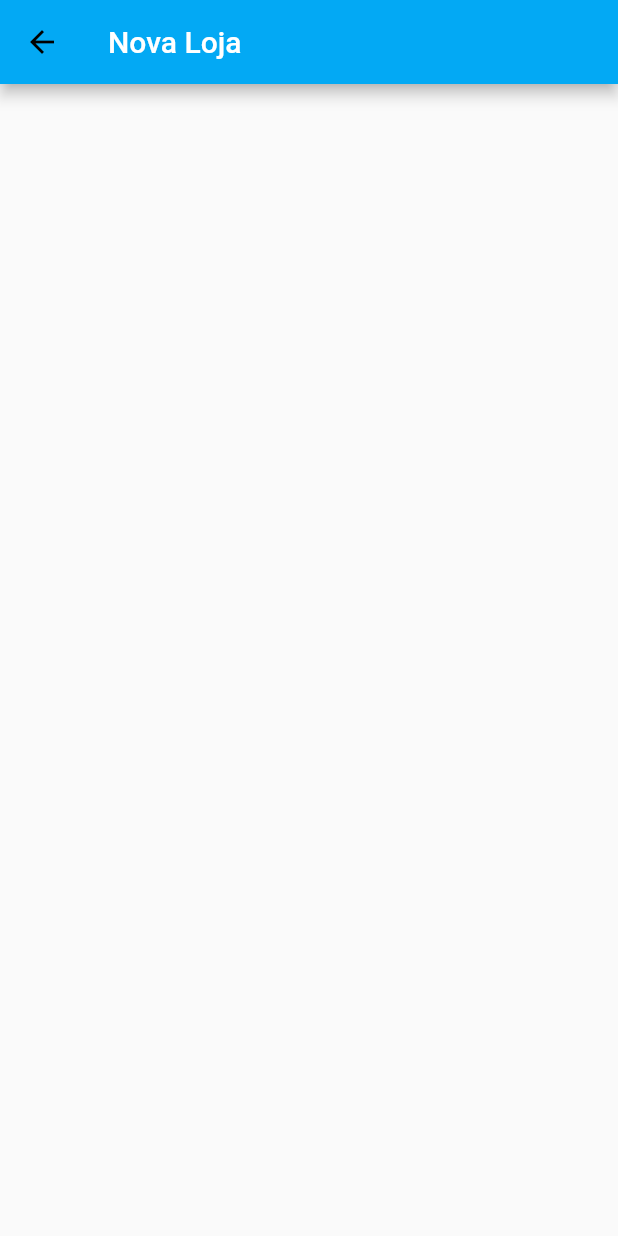
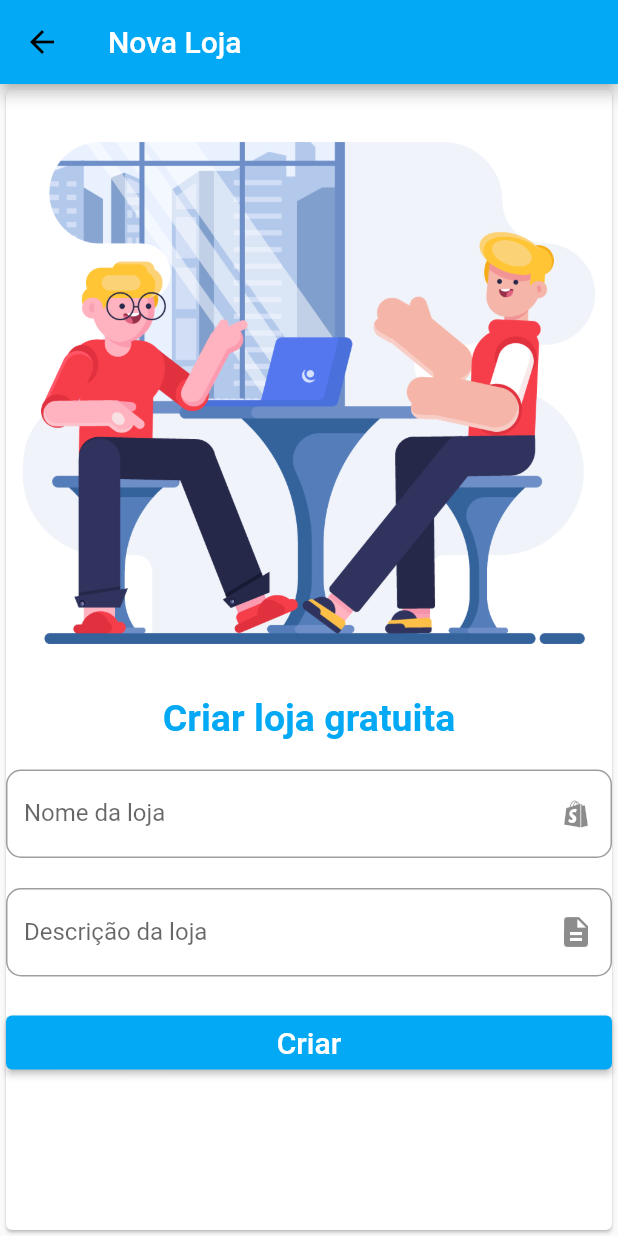
Before and after one commit to mechztcc/flutter-food-owner, a Flutter app: the CreateStorePage screen opened by its route, on a phone screen of 412 x 824 dp. Run offline on Flutter 3.47's test engine with Material 2 defaults, Android fonts, the phone set to English and light mode, and no system bars; our stand-ins replace badges, dio, flutter_mobx, flutter_modular, hive, loading_animation_widget and 2 more; missing offline and left inert: validatorless; accounts and stored records are empty; generated files the repository leaves out were written again.

Commit message:
feat: create store component

```diff
--- /dev/null
+++ b/lib/app/modules/home/components/form_create_store.dart
@@ -0,0 +1,84 @@
+import 'package:flutter/material.dart';
+import 'package:flutter/src/foundation/key.dart';
+import 'package:flutter/src/widgets/framework.dart';
+import 'package:flutter_food_owner/app/modules/home/controllers/home_store.dart';
+import 'package:flutter_modular/flutter_modular.dart';
+import 'package:validatorless/validatorless.dart';
+
+class FormCreateStore extends StatefulWidget {
+  const FormCreateStore({Key? key}) : super(key: key);
+
+  @override
+  State<FormCreateStore> createState() => _FormCreateStoreState();
+}
+
+class _FormCreateStoreState extends State<FormCreateStore> {
+  final _formKey = GlobalKey<FormState>();
+  final _nameEC = TextEditingController();
+  final _descriptionEC = TextEditingController();
+  final _controller = Modular.get<HomeStore>();
+
+  _validateForm() async {
+    var isValid = _formKey.currentState?.validate();
+    // isValid ? _controller.
+  }
+
+  @override
+  Widget build(BuildContext context) {
+    return Form(
+      key: _formKey,
+      autovalidateMode: AutovalidateMode.onUserInteraction,
+      child: Column(
+        children: [
+          TextFormField(
+            controller: _nameEC,
+            validator: Validatorless.multiple([
+              Validatorless.min(5, 'Nome muito curto'),
+              Validatorless.required('Nome é obrigatório'),
+            ]),
+            decoration: InputDecoration(
+              suffixIcon: const Icon(Icons.shopify_rounded),
+              labelText: 'Nome da loja',
+              border: OutlineInputBorder(
+                borderRadius: BorderRadius.circular(10),
+              ),
+            ),
+          ),
+          const SizedBox(
+            height: 20,
+          ),
+          TextFormField(
+            controller: _descriptionEC,
+            validator: Validatorless.multiple([
+              Validatorless.required('Descrição é obrigatório'),
+              Validatorless.min(20, 'Fale um pouco mais sobre sua loja'),
+            ]),
+            decoration: InputDecoration(
+              suffixIcon: const Icon(Icons.description),
+              labelText: 'Descrição da loja',
+              border: OutlineInputBorder(
+                borderRadius: BorderRadius.circular(10),
+              ),
+            ),
+          ),
+          const SizedBox(
+            height: 20,
+          ),
+          SizedBox(
+            width: double.infinity,
+            child: ElevatedButton(
+              onPressed: () {},
+              child: const Text(
+                'Criar',
+                style: TextStyle(
+                  color: Colors.white,
+                  fontSize: 20,
+                ),
+              ),
+            ),
+          )
+        ],
+      ),
+    );
+  }
+}
--- a/lib/app/modules/home/home_module.dart
+++ b/lib/app/modules/home/home_module.dart
@@ -27,7 +27,7 @@ class HomeModule extends Module {
       child: (_, args) => const HomePage(),
     ),
     ChildRoute(
-      '/create-store',
+      '/create-store/',
       child: (_, args) => const CreateStorePage(),
     )
   ];
--- a/lib/app/modules/home/pages/create_store_page.dart
+++ b/lib/app/modules/home/pages/create_store_page.dart
@@ -1,6 +1,7 @@
 import 'package:flutter/material.dart';
 import 'package:flutter/src/foundation/key.dart';
 import 'package:flutter/src/widgets/framework.dart';
+import 'package:flutter_food_owner/app/modules/home/components/form_create_store.dart';
 
 class CreateStorePage extends StatelessWidget {
   const CreateStorePage({
@@ -20,7 +21,25 @@ class CreateStorePage extends StatelessWidget {
         ),
       ),
       body: Center(
-        child: Column(),
+        child: Card(
+          child: Column(
+            children: [
+              Image.asset('assets/images/two_boys.png'),
+              Text(
+                'Criar loja gratuita',
+                style: TextStyle(
+                  fontSize: 25,
+                  fontWeight: FontWeight.bold,
+                  color: Theme.of(context).primaryColor,
+                ),
+              ),
+              const SizedBox(
+                height: 20,
+              ),
+              const FormCreateStore(),
+            ],
+          ),
+        ),
       ),
     );
   }
```
Also changed, not shown: lib/app/modules/user/components/create_account_form_widget.dart (+4 -3 lines).
